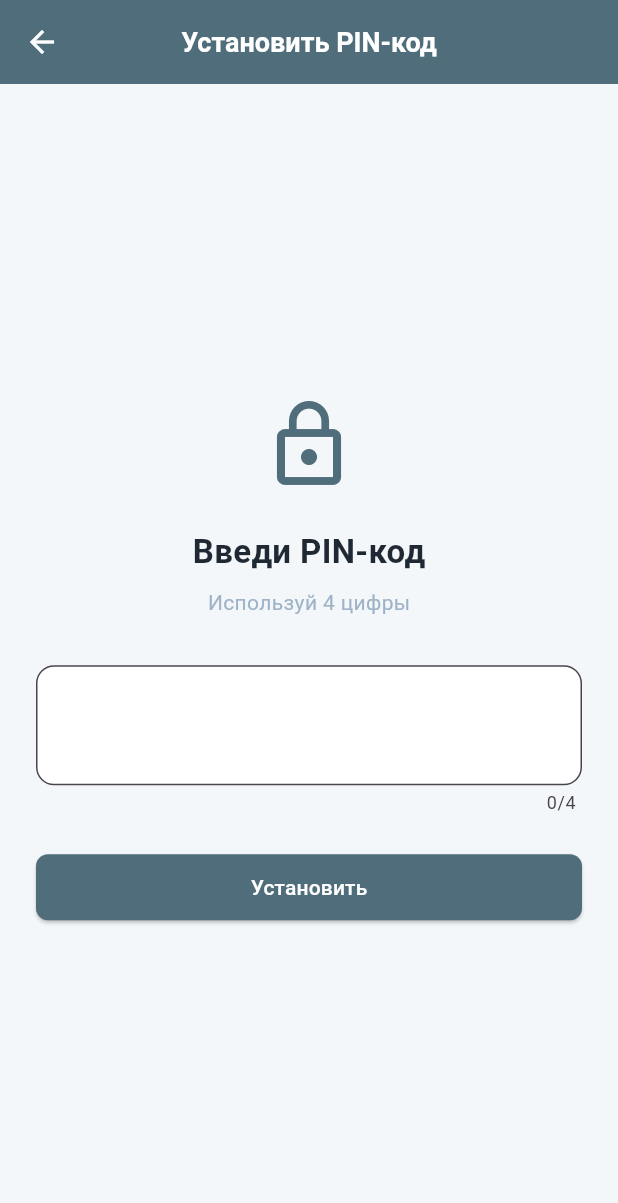
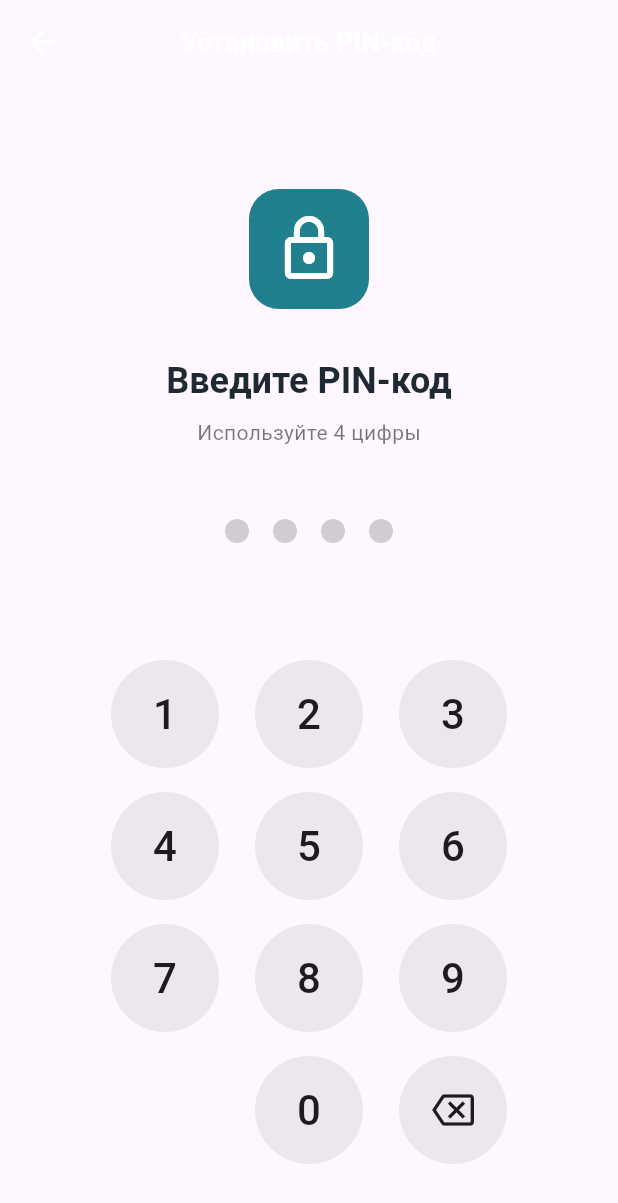
Before and after one commit to khlebnikov08/321, a Flutter app: the PinSetupScreen screen opened directly, on a phone screen of 412 x 824 dp. Shown: the top 1203 px of the screen. Run offline on Flutter 3.47's test engine with Material 3 defaults, Android fonts, the light colour scheme and no system bars; our stand-ins replace flutter_secure_storage, local_auth, shared_preferences, table_calendar; accounts and stored records are empty.

Commit message:
Обновить экран установки PIN с биометрией

```diff
--- a/lib/screens/profile/pin_setup_screen.dart
+++ b/lib/screens/profile/pin_setup_screen.dart
@@ -2,7 +2,6 @@ import 'package:flutter/material.dart';
 import 'package:provider/provider.dart';
 
 import '../../providers/app_settings_provider.dart';
-import '../../theme/app_theme.dart';
 
 class PinSetupScreen extends StatefulWidget {
   const PinSetupScreen({super.key});
@@ -12,150 +11,289 @@ class PinSetupScreen extends StatefulWidget {
 }
 
 class _PinSetupScreenState extends State<PinSetupScreen> {
-  final _firstPinController = TextEditingController();
-  final _secondPinController = TextEditingController();
+  String _enteredPin = '';
+  String _confirmedPin = '';
   int _step = 0; // 0 = первый ввод, 1 = подтверждение
+  bool _biometricAvailable = false;
+  bool _enableBiometric = false;
 
   @override
-  void dispose() {
-    _firstPinController.dispose();
-    _secondPinController.dispose();
-    super.dispose();
+  void initState() {
+    super.initState();
+    _checkBiometric();
   }
 
-  void _setPin() {
-    if (_firstPinController.text == _secondPinController.text &&
-        _firstPinController.text.length == 4) {
-      context
-          .read<AppSettingsProvider>()
-          .enablePin(_firstPinController.text);
+  Future<void> _checkBiometric() async {
+    final settings = context.read<AppSettingsProvider>();
+    final available = await settings.isBiometricAvailable();
+    setState(() {
+      _biometricAvailable = available;
+    });
+  }
+
+  void _onNumberTap(String number) {
+    if (_step == 0) {
+      if (_enteredPin.length < 4) {
+        setState(() {
+          _enteredPin += number;
+        });
+        if (_enteredPin.length == 4) {
+          Future.delayed(const Duration(milliseconds: 300), () {
+            setState(() {
+              _step = 1;
+            });
+          });
+        }
+      }
+    } else if (_step == 1) {
+      if (_confirmedPin.length < 4) {
+        setState(() {
+          _confirmedPin += number;
+        });
+        if (_confirmedPin.length == 4) {
+          _verifyAndSetPin();
+        }
+      }
+    }
+  }
+
+  void _onBackspace() {
+    setState(() {
+      if (_step == 0 && _enteredPin.isNotEmpty) {
+        _enteredPin = _enteredPin.substring(0, _enteredPin.length - 1);
+      } else if (_step == 1 && _confirmedPin.isNotEmpty) {
+        _confirmedPin = _confirmedPin.substring(0, _confirmedPin.length - 1);
+      }
+    });
+  }
+
+  Future<void> _verifyAndSetPin() async {
+    if (_enteredPin == _confirmedPin) {
+      try {
+        final settings = context.read<AppSettingsProvider>();
+        await settings.enablePin(_enteredPin);
+
+        // Если биометрия доступна и включена
+        if (_biometricAvailable && _enableBiometric) {
+          await settings.setBiometricEnabled(true);
+        }
+
+        if (mounted) {
           Navigator.pop(context);
           ScaffoldMessenger.of(context).showSnackBar(
             const SnackBar(
               content: Text('✅ PIN-код установлен'),
-          duration: Duration(seconds: 2),
+              backgroundColor: Color(0xFF21808D),
             ),
           );
-    } else if (_firstPinController.text != _secondPinController.text) {
+        }
+      } catch (e) {
+        if (mounted) {
           ScaffoldMessenger.of(context).showSnackBar(
-        const SnackBar(
-          content: Text('❌ PIN-коды не совпадают'),
-          duration: Duration(seconds: 2),
+            SnackBar(
+              content: Text('❌ Ошибка: ${e.toString()}'),
+              backgroundColor: Colors.red.shade600,
             ),
           );
+          setState(() {
+            _step = 0;
+            _enteredPin = '';
+            _confirmedPin = '';
+          });
+        }
+      }
     } else {
       ScaffoldMessenger.of(context).showSnackBar(
-        const SnackBar(
-          content: Text('❌ PIN-код должен быть 4 цифры'),
-          duration: Duration(seconds: 2),
+        SnackBar(
+          content: const Text('❌ PIN-коды не совпадают'),
+          backgroundColor: Colors.red.shade600,
         ),
       );
+      setState(() {
+        _step = 0;
+        _enteredPin = '';
+        _confirmedPin = '';
+      });
     }
   }
 
   @override
   Widget build(BuildContext context) {
+    final theme = Theme.of(context);
+    final currentPin = _step == 0 ? _enteredPin : _confirmedPin;
+
     return Scaffold(
+      backgroundColor: theme.colorScheme.background,
       appBar: AppBar(
         title: const Text('Установить PIN-код'),
+        backgroundColor: theme.colorScheme.background,
+        elevation: 0,
       ),
-      body: Padding(
-        padding: const EdgeInsets.all(24),
+      body: SafeArea(
+        child: Padding(
+          padding: const EdgeInsets.all(24.0),
           child: Column(
             mainAxisAlignment: MainAxisAlignment.center,
             children: [
-            Icon(
+              const Spacer(),
+              // Иконка
+              Container(
+                width: 80,
+                height: 80,
+                decoration: BoxDecoration(
+                  color: const Color(0xFF21808D),
+                  borderRadius: BorderRadius.circular(20),
+                ),
+                child: const Icon(
                   Icons.lock_outline,
-              size: 64,
-              color: AppColors.primary,
+                  size: 48,
+                  color: Colors.white,
                 ),
-            const SizedBox(height: 24),
+              ),
+              const SizedBox(height: 32),
+              // Заголовок
               Text(
-              _step == 0 ? 'Введи PIN-код' : 'Подтверди PIN-код',
-              style: const TextStyle(
-                fontSize: 22,
+                _step == 0 ? 'Введите PIN-код' : 'Подтвердите PIN',
+                style: theme.textTheme.headlineSmall?.copyWith(
                   fontWeight: FontWeight.w600,
                 ),
               ),
               const SizedBox(height: 8),
               Text(
                 _step == 0
-                  ? 'Используй 4 цифры'
-                  : 'Введи PIN-код ещё раз',
-              style: const TextStyle(
-                fontSize: 14,
-                color: AppColors.textLight,
+                    ? 'Используйте 4 цифры'
+                    : 'Введите PIN-код ещё раз',
+                style: theme.textTheme.bodyMedium?.copyWith(
+                  color: theme.colorScheme.onBackground.withOpacity(0.6),
                 ),
               ),
+              const SizedBox(height: 48),
+              // Индикатор PIN
+              Row(
+                mainAxisAlignment: MainAxisAlignment.center,
+                children: List.generate(4, (index) {
+                  return Container(
+                    width: 16,
+                    height: 16,
+                    margin: const EdgeInsets.symmetric(horizontal: 8),
+                    decoration: BoxDecoration(
+                      shape: BoxShape.circle,
+                      color: index < currentPin.length
+                          ? const Color(0xFF21808D)
+                          : theme.colorScheme.onBackground.withOpacity(0.2),
+                    ),
+                  );
+                }),
+              ),
               const SizedBox(height: 32),
-            if (_step == 0) ...[
-              TextField(
-                controller: _firstPinController,
-                keyboardType: TextInputType.number,
-                obscureText: true,
-                maxLength: 4,
-                textAlign: TextAlign.center,
-                style: const TextStyle(fontSize: 32, letterSpacing: 8),
-                decoration: InputDecoration(
-                  border: OutlineInputBorder(
-                    borderRadius: BorderRadius.circular(12),
+              // Опция биометрии
+              if (_biometricAvailable && _step == 0)
+                CheckboxListTile(
+                  title: Text(
+                    'Использовать Face ID / Touch ID',
+                    style: theme.textTheme.bodyMedium,
                   ),
-                  contentPadding: const EdgeInsets.symmetric(vertical: 16),
+                  value: _enableBiometric,
+                  onChanged: (value) {
+                    setState(() {
+                      _enableBiometric = value ?? false;
+                    });
+                  },
+                  activeColor: const Color(0xFF21808D),
                 ),
-                onChanged: (value) {
-                  if (value.length == 4) {
-                    setState(() => _step = 1);
-                    _secondPinController.clear();
-                  }
-                },
-              ),
-            ] else ...[
-              TextField(
-                controller: _secondPinController,
-                keyboardType: TextInputType.number,
-                obscureText: true,
-                maxLength: 4,
-                textAlign: TextAlign.center,
-                style: const TextStyle(fontSize: 32, letterSpacing: 8),
-                decoration: InputDecoration(
-                  border: OutlineInputBorder(
-                    borderRadius: BorderRadius.circular(12),
-                  ),
-                  contentPadding: const EdgeInsets.symmetric(vertical: 16),
-                ),
-                onChanged: (value) {
-                  if (value.length == 4) {
-                    _setPin();
-                  }
-                },
-              ),
+              const Spacer(),
+              // Цифровая клавиатура
+              _buildNumberPad(theme),
+              const SizedBox(height: 24),
             ],
-            const SizedBox(height: 24),
-            Row(
-              children: [
-                if (_step == 1)
-                  Expanded(
-                    child: ElevatedButton(
-                      onPressed: () {
-                        setState(() => _step = 0);
-                        _firstPinController.clear();
-                      },
-                      style: ElevatedButton.styleFrom(
-                        backgroundColor: AppColors.accent,
-                      ),
-                      child: const Text('Назад'),
           ),
         ),
-                if (_step == 1) const SizedBox(width: 12),
-                Expanded(
-                  child: ElevatedButton(
-                    onPressed: _setPin,
-                    child: const Text('Установить'),
       ),
+    );
+  }
+
+  Widget _buildNumberPad(ThemeData theme) {
+    return Column(
+      children: [
+        _buildNumberRow(['1', '2', '3'], theme),
+        const SizedBox(height: 16),
+        _buildNumberRow(['4', '5', '6'], theme),
+        const SizedBox(height: 16),
+        _buildNumberRow(['7', '8', '9'], theme),
+        const SizedBox(height: 16),
+        Row(
+          mainAxisAlignment: MainAxisAlignment.center,
+          children: [
+            const SizedBox(width: 72), // Пустое место
+            const SizedBox(width: 24),
+            _buildNumberButton('0', theme),
+            const SizedBox(width: 24),
+            _buildActionButton(
+              icon: Icons.backspace_outlined,
+              onTap: _onBackspace,
+              theme: theme,
             ),
           ],
         ),
       ],
+    );
+  }
+
+  Widget _buildNumberRow(List<String> numbers, ThemeData theme) {
+    return Row(
+      mainAxisAlignment: MainAxisAlignment.center,
+      children: numbers.map((number) {
+        return Padding(
+          padding: const EdgeInsets.symmetric(horizontal: 12),
+          child: _buildNumberButton(number, theme),
+        );
+      }).toList(),
+    );
+  }
+
+  Widget _buildNumberButton(String number, ThemeData theme) {
+    return InkWell(
+      onTap: () => _onNumberTap(number),
+      borderRadius: BorderRadius.circular(40),
+      child: Container(
+        width: 72,
+        height: 72,
+        decoration: BoxDecoration(
+          shape: BoxShape.circle,
+          color: theme.colorScheme.onBackground.withOpacity(0.08),
+        ),
+        child: Center(
+          child: Text(
+            number,
+            style: theme.textTheme.headlineMedium?.copyWith(
+              fontWeight: FontWeight.w500,
+              color: theme.colorScheme.onBackground,
+            ),
+          ),
+        ),
+      ),
+    );
+  }
+
+  Widget _buildActionButton({
+    required IconData icon,
+    required VoidCallback onTap,
+    required ThemeData theme,
+  }) {
+    return InkWell(
+      onTap: onTap,
+      borderRadius: BorderRadius.circular(40),
+      child: Container(
+        width: 72,
+        height: 72,
+        decoration: BoxDecoration(
+          shape: BoxShape.circle,
+          color: theme.colorScheme.onBackground.withOpacity(0.08),
+        ),
+        child: Icon(
+          icon,
+          size: 28,
+          color: theme.colorScheme.onBackground,
         ),
       ),
     );
```
Lines whose indentation alone changed are shown as unchanged.
